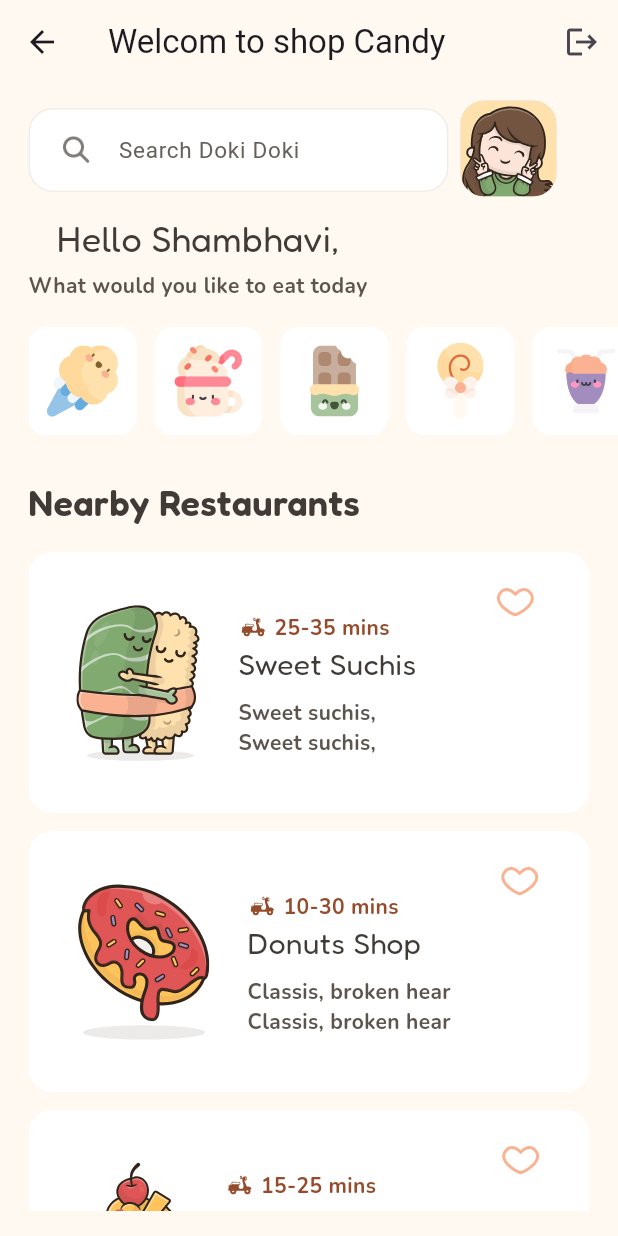
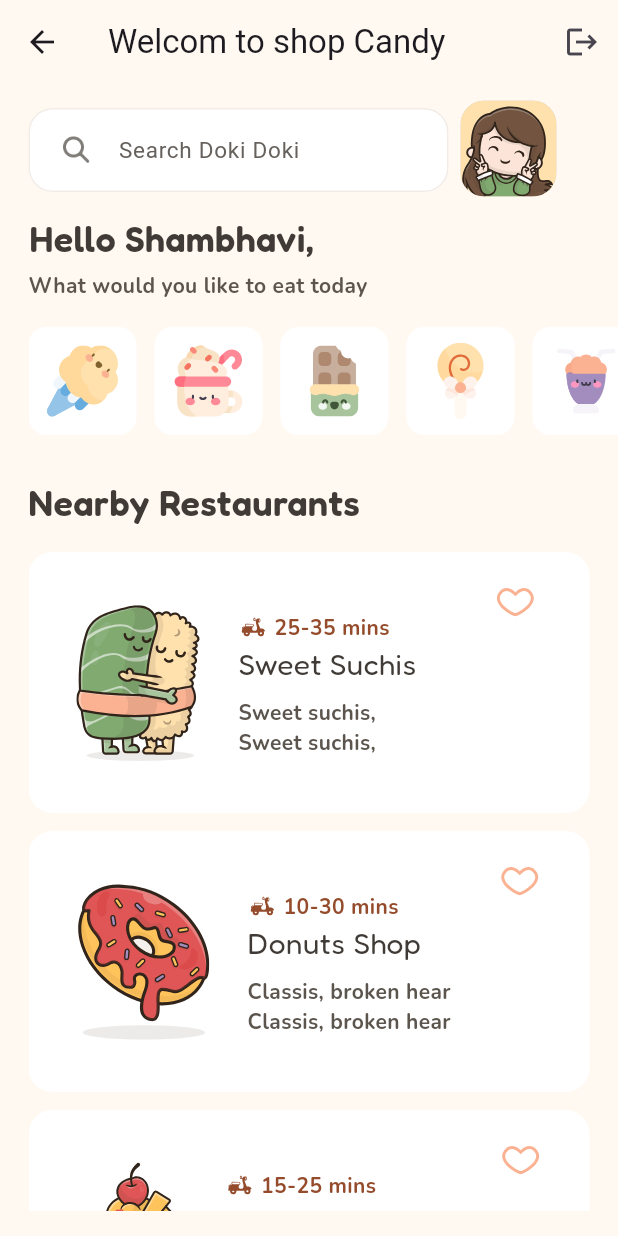
Before and after one commit to Mahmoud-ElShorbagy/candy_buy, a Flutter app: the HomeView screen opened by its route, on a phone screen of 412 x 824 dp. Run offline on Flutter 3.47's test engine with Material 3 defaults, Android fonts, the phone set to English and light mode, and no system bars; our stand-ins replace cloud_firestore, firebase_auth, firebase_core, flutter_bloc, flutter_svg; accounts and stored records are empty.

Commit message:
edit fontWeight and fonFamily

```diff
--- a/lib/views/view_candy/title/view.dart
+++ b/lib/views/view_candy/title/view.dart
@@ -9,13 +9,16 @@ class TitleView extends StatelessWidget {
   @override
   Widget build(BuildContext context) {
     return Column(
-      children: const [
-        CustomText(
-          fontSize: 24,
-          text: 'Hello Shambhavi,',
-          color: AppColors.textBoldColor,
-          fontWeight: FontWeight.w400,
-          fontFamily: "Fredoka",
+      children: [
+        Container(
+          margin: EdgeInsets.only(right: 35),
+          child: CustomText(
+            fontSize: 24,
+            text: 'Hello Shambhavi,',
+            color: AppColors.textBoldColor,
+            fontWeight: FontWeight.w600,
+            fontFamily: "Fredoka",
+          ),
         ),
         SizedBox(
           height: 4,
```
